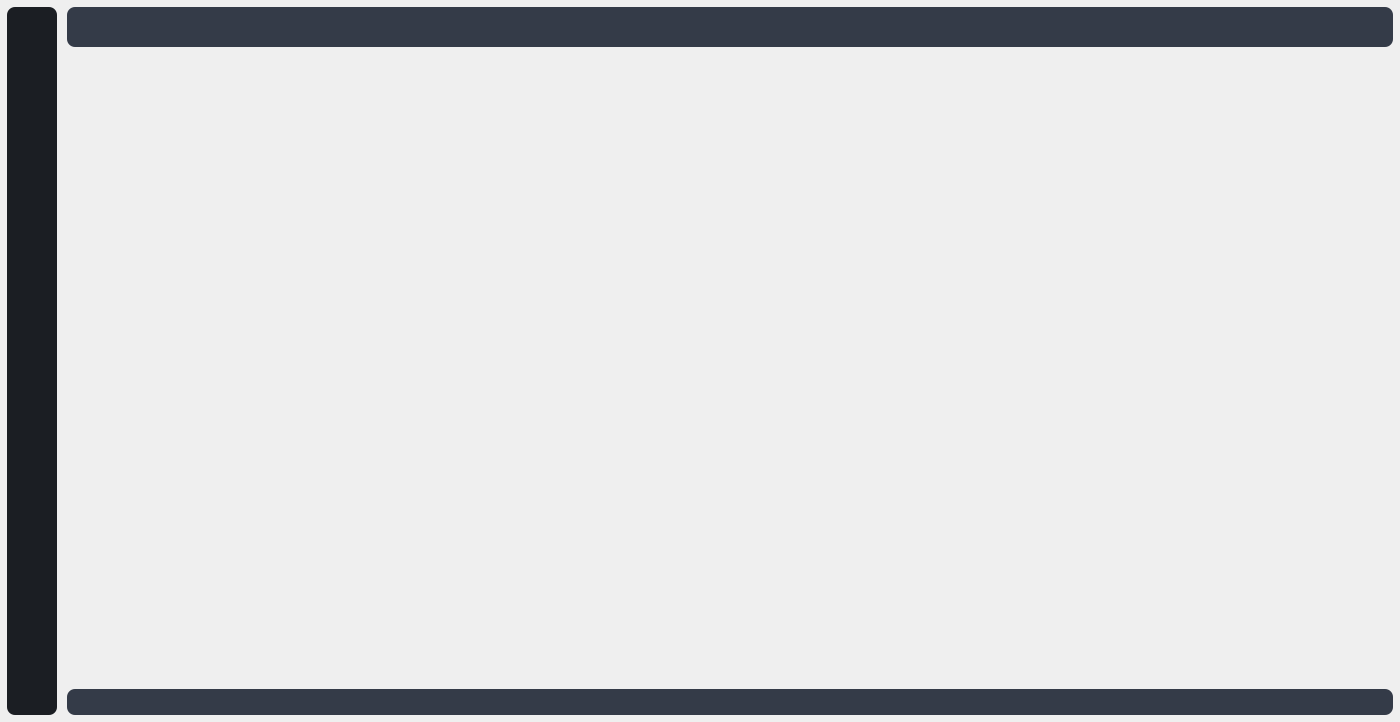
The window that src/perfcat/ui/layout/ui_mainwindow.ui (kaluluosi/PerformanceCatcher) describes before a commit, drawn with Qt 5.
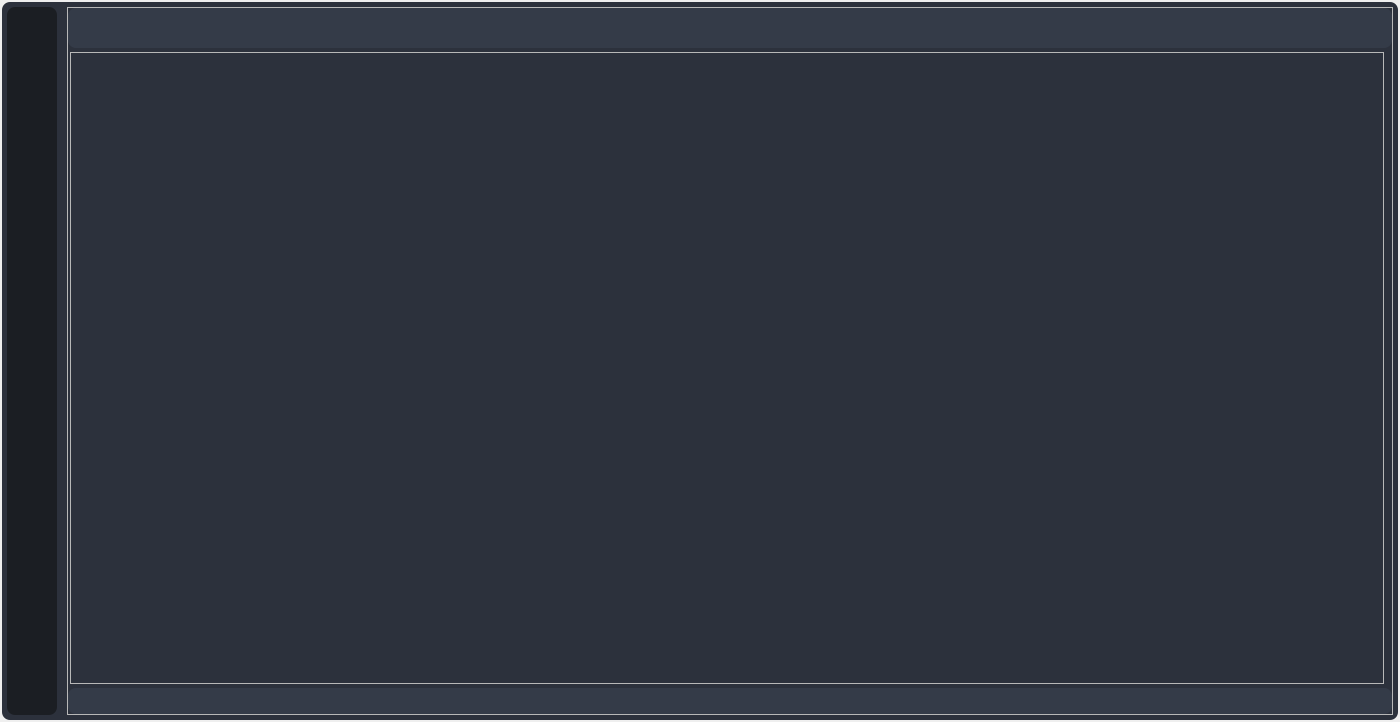
The same window after the commit. Icons and pictures are not drawn.

The edit to the form file:
```diff
--- a/src/perfcat/ui/layout/ui_mainwindow.ui
+++ b/src/perfcat/ui/layout/ui_mainwindow.ui
@@ -27,34 +27,171 @@
    <double>1.000000000000000</double>
   </property>
   <property name="styleSheet">
-   <string notr="true">*{
-border-radius:8;
-}
-
-#window {
+   <string notr="true">#container {
 background-color:#2c313c;
+border-radius:8;
 }
 
 #left_menu_frame{
 background-color:#1b1e23;
+border-radius:8;
 }
 
 #title_bar_frame{
 background-color:#343b48;
+border-radius:8;
 }
 
 #status_bar_frame{
 background-color:#343b48;
+border-radius:8;
 }
 
 #content_right_frame {
 background-color:#343b48;
+border-radius:8;
 }
 
 #left_column_frame {
 background-color:#343b48;
+}
+
+/* 侧边菜单栏样式 */
+
+#LeftMenu {
+background-color: #005dfd;
+border-radius:8;
+}
+
+#LeftMenu QPushButton {
+background-color:#1b1e23;
+border-radius: 8;
+height:40;
+text-align:left;
+padding-left:15;
+padding-top:2;
+padding-bottom:2;
+color:#6b7884;
+}
+
+#LeftMenu QPushButton:hover{
+background-color:#21252d;
+}
+
+#LeftMenu QPushButton:pressed{
+background-color:#2c313c;
+}
+
+#LeftMenu QPushButton:checked{
+background-color:#2c313c;
+}
+
+
+#LeftMenu #bottom{
+border-top:1 solid #272c36;
+border-radius: 0;
+}
+
+#LeftMenu #menu {
+border-top:1 solid #272c36;
+border-radius: 0；
+}
+
+#LeftMenu #btn_toggle:checked{
+background-color:#21252d;
+}
+
+
+#LeftMenu QToolTip { 
+color:#6b7884;
+background-color: #1b1e23; 
+border: 0px; 
+border-radius:8;
+border-left: 2px solid #4f9fee;
+}
+
+/* 标题栏样式 */
+
+#TitleBar #bg{
+background-color:#343b48;
+border-radius:8;
+}
+
+#TitleBar #logo {
+border: 1px solid #3c4454;
+padding-right:10px;
+border-top:none;
+border-bottom:none;
+border-left:none;
+margin-right:5px;
 border-radius:0;
-}</string>
+}
+
+#TitleBar  #logo_title{
+color:#77b3f1;
+font-size:20px;
+font-weight:bold;
+}
+
+#TitleBar  #lb_title{
+font-size:14px;
+color:#6c7c96;
+}
+
+#TitleBar  QToolButton{
+background-color:#343b48;
+border:none;
+border-radius:4;
+padding: 4;
+}
+
+#TitleBar QToolButton:hover,
+#TitleBar QToolButton:checked{
+background-color:#3c4454;
+}
+
+
+#TitleBar QToolButton:pressed{
+background-color:#e2e9f7;
+}
+
+#TitleBar #tool{
+border:1px solid #3c4454;
+border-top:none;
+border-bottom:none;
+margin-right:5px;
+border-radius:0;
+}
+
+
+#LeftColumn{
+background-color:#343b48;
+border-radius:8;
+}
+
+#LeftColumn #top{
+background-color: #3c4454;
+border-radius:8;
+}
+
+#LeftColumn #title{
+color:#6c7c96;
+}
+
+#LeftColumn QToolButton{
+border-radius:8;
+border:none;
+padding:4;
+}
+
+#LeftColumn #btn_close:hover{
+background-color:#343b48;
+}
+
+#LeftColumn #btn_close:pressed{
+background-color:#1b1e23;
+}
+</string>
   </property>
   <widget class="QWidget" name="centralwidget">
    <property name="maximumSize">
@@ -311,18 +448,26 @@
               <number>2</number>
              </property>
              <item>
-              <widget class="QFrame" name="content_left_frame">
+              <widget class="QStackedWidget" name="content_left_stacked">
+               <property name="sizePolicy">
+                <sizepolicy hsizetype="Preferred" vsizetype="Preferred">
+                 <horstretch>0</horstretch>
+                 <verstretch>0</verstretch>
+                </sizepolicy>
+               </property>
+               <property name="maximumSize">
+                <size>
+                 <width>16777215</width>
+                 <height>16777215</height>
+                </size>
+               </property>
                <property name="frameShape">
                 <enum>QFrame::StyledPanel</enum>
                </property>
                <property name="frameShadow">
                 <enum>QFrame::Raised</enum>
                </property>
-               <layout class="QVBoxLayout" name="verticalLayout_6">
-                <property name="leftMargin">
-                 <number>9</number>
-                </property>
-               </layout>
+               <widget class="QWidget" name="page" native="true"/>
               </widget>
              </item>
              <item>
```
Left out of the diff: 6 changed lines with no effect on the pictures.
